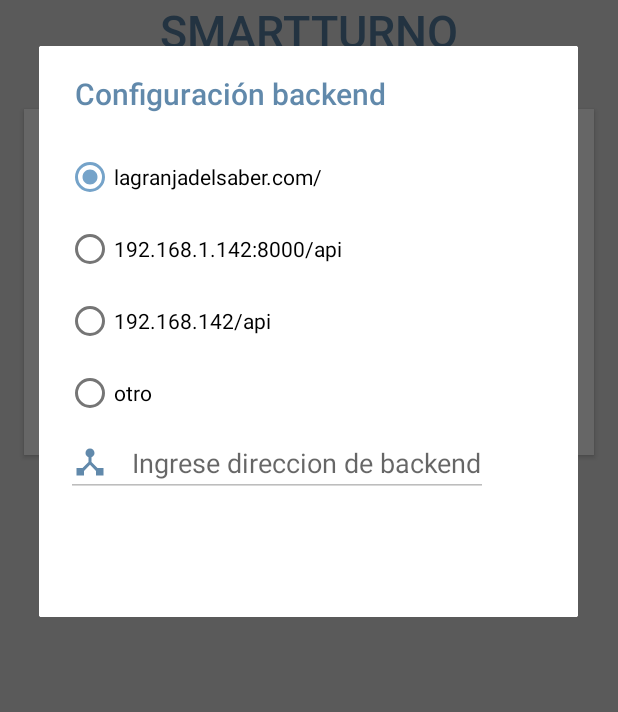
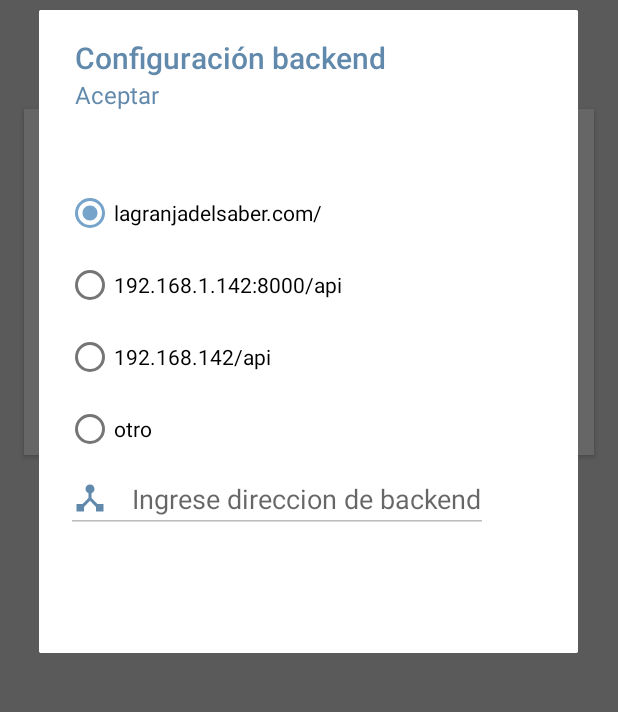
Before and after one commit to anderdavid/TurneraMVVM, an Android app: the screen it shows after launch (LoginActivity), after a tap on "Configuracion", on a phone screen of 412 x 824 dp, the part 286-998 px from its top. Run offline under Robolectric (Android 15) with nearby library versions, the phone set to English and light mode, and no system bars; our stand-ins replace Room's generated code, data binding.

Commit message:
Se hace integracion de liveData desde fragmentDialog

```diff
--- a/app/src/main/java/com/smartappsolutions/turnera/view/LoginActivity.kt
+++ b/app/src/main/java/com/smartappsolutions/turnera/view/LoginActivity.kt
@@ -14,6 +14,7 @@ import com.smartappsolutions.turnera.R
 import com.smartappsolutions.turnera.database.entities.Global
 import com.smartappsolutions.turnera.databinding.ActivityLoginBinding
 import com.smartappsolutions.turnera.view.dialogs.DialogSettings
+import com.smartappsolutions.turnera.view.dialogs.MyAlertDialogFragment
 
 class LoginActivity : AppCompatActivity() {
 
@@ -80,8 +81,12 @@ class LoginActivity : AppCompatActivity() {
     private fun settings(): Boolean {
         Toast.makeText(applicationContext,"settings",Toast.LENGTH_SHORT).show()
 
-        val dialogSettings = DialogSettings(this)
-        dialogSettings.showDialog()
+        /*val dialogSettings = DialogSettings(this)
+        dialogSettings.showDialog()*/
+
+        val dialogSettings = MyAlertDialogFragment().newInstance("mDialogo")
+        dialogSettings.show(supportFragmentManager,"dialog")
+
 
 
         return true
--- /dev/null
+++ b/app/src/main/java/com/smartappsolutions/turnera/view/dialogs/MyAlertDialogFragment.kt
@@ -0,0 +1,83 @@
+package com.smartappsolutions.turnera.view.dialogs
+
+import android.app.AlertDialog
+import android.app.Dialog
+import android.content.DialogInterface
+import androidx.fragment.app.DialogFragment
+import android.os.Bundle
+import android.util.Log
+import android.widget.RadioButton
+import android.widget.RadioGroup
+import android.widget.Toast
+import androidx.lifecycle.Observer
+import androidx.lifecycle.ViewModelProviders
+import com.smartappsolutions.turnera.R
+import com.smartappsolutions.turnera.viewModel.SharedViewModel
+import kotlinx.android.synthetic.*
+
+
+class MyAlertDialogFragment:DialogFragment() {
+
+    val TAG ="MyAlertDialogFragment"
+
+    lateinit var rg:RadioGroup
+
+    private lateinit var model: SharedViewModel
+
+
+    fun newInstance(title: String): MyAlertDialogFragment {
+        Log.d(TAG,"newInstance")
+
+        val frag = MyAlertDialogFragment()
+        val args = Bundle()
+        args.putString("title", title)
+        frag.arguments = args
+        return frag
+    }
+
+    override fun onCreate(savedInstanceState: Bundle?) {
+        super.onCreate(savedInstanceState)
+        Log.d(TAG,"onCreate")
+
+        model = activity?.run {
+            ViewModelProviders.of(this).get(SharedViewModel::class.java)
+        } ?: throw Exception("Invalid Activity")
+
+        model.data.observe(this, Observer<String> { item ->
+            Toast.makeText(context,item.toString(),Toast.LENGTH_SHORT).show()
+        })
+    }
+
+
+    override fun onCreateDialog(savedInstanceState: Bundle?): Dialog {
+        Log.d(TAG,"onCreateDialog")
+
+        val title = arguments!!.getString("title")
+        return activity?.let {
+
+            val builder = AlertDialog.Builder(it,R.style.StyledDialog)
+
+            val inflater = activity?.layoutInflater
+            val vi = inflater?.inflate(R.layout.dialog_setting, null)
+            builder.setView(vi)
+
+           rg = vi!!.findViewById(R.id.rg)
+
+            builder.setTitle(R.string.dialog_setting_title);
+            builder.setMessage("Aceptar")
+                .setPositiveButton("Aceptar",
+                    DialogInterface.OnClickListener { dialog, id ->
+
+
+                        var radioButton:RadioButton=vi.findViewById(rg.checkedRadioButtonId)
+                        var backend = radioButton.text.toString()
+
+                       /* Toast.makeText(context,"backend: $backend",Toast.LENGTH_SHORT).show()*/
+                         model.data.value = backend
+
+                    })
+            builder.create()
+        } ?: throw IllegalStateException("Activity cannot be null")
+    }
+
+}
--- /dev/null
+++ b/app/src/main/java/com/smartappsolutions/turnera/viewModel/SharedViewModel.kt
@@ -0,0 +1,14 @@
+package com.smartappsolutions.turnera.viewModel
+
+
+import androidx.lifecycle.MutableLiveData
+import androidx.lifecycle.ViewModel
+
+class SharedViewModel:ViewModel() {
+
+    val data = MutableLiveData<String>()
+
+    fun setData(item:String){
+        data.value=item
+    }
+}
--- a/app/src/main/res/layout/dialog_setting.xml
+++ b/app/src/main/res/layout/dialog_setting.xml
@@ -12,6 +12,7 @@
 
 
     <RadioGroup
+            android:id="@+id/rg"
             android:layout_width="match_parent"
             android:layout_height="wrap_content"
             app:layout_constraintStart_toStartOf="parent"
```
